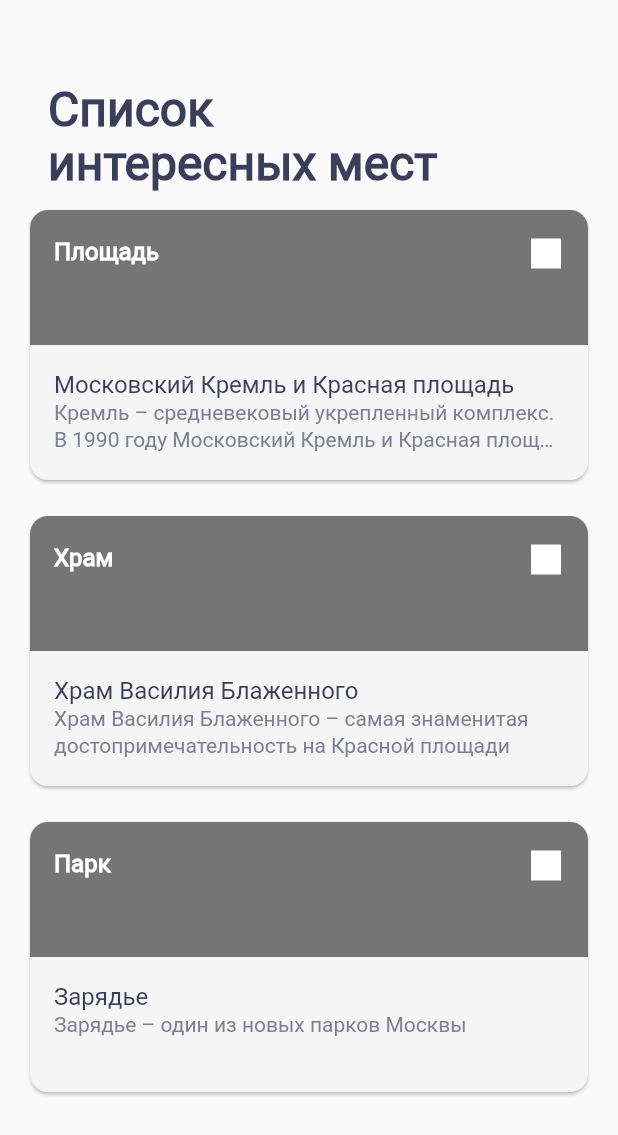
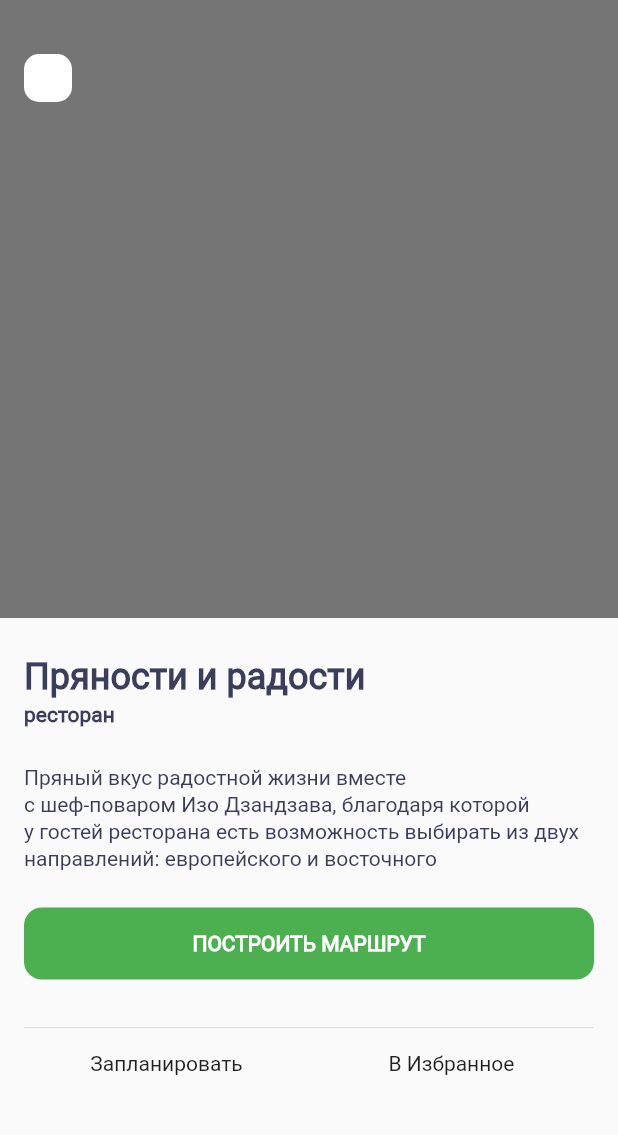
Before and after one commit to skillbox-koutja/surf-flutter-course-kutyakin, a Flutter app: the screen it shows after launch, on a phone screen of 412 x 824 dp. Shown: the top 1135 px of the screen. Run offline on Flutter 3.47's test engine with Material 2 defaults, Android fonts, the phone set to English and light mode, and no system bars.

Commit message:
4.6.3 Верстка экрана детализации интересного места

```diff
--- a/lib/main.dart
+++ b/lib/main.dart
@@ -1,5 +1,7 @@
 import 'package:flutter/material.dart';
+import 'package:places/ui/screen/sight_details.dart';
 import 'package:places/ui/screen/sight_list_screen.dart';
+import 'package:places/mocks.dart';
 
 void main() {
   runApp(const App());
@@ -10,9 +12,10 @@ class App extends StatelessWidget {
 
   @override
   Widget build(BuildContext context) {
-    return const MaterialApp(
+    return MaterialApp(
       title: 'Places',
-      home: SightListScreen(),
+      // home: SightListScreen(),
+      home: SightDetails(sight: restaurant),
     );
   }
 }
--- a/lib/mocks.dart
+++ b/lib/mocks.dart
@@ -1,4 +1,13 @@
 import 'package:places/domain/sight.dart';
+
+final restaurant = Sight(
+  name: 'Пряности и радости',
+  coordinates: MapCoordinates(lat: 0.04, long: 0.04),
+  imageUrl: 'https://24warez.ru/uploads/posts/050318/221314/2.jpg',
+  details:
+      'Пряный вкус радостной жизни вместе\nс\u{00A0}шеф-поваром Изо Дзандзава, благодаря которой у\u{00A0}гостей ресторана есть возможность выбирать из\u{00A0}двух направлений: европейского и\u{00A0}восточного',
+  type: 'ресторан',
+);
 
 final List<Sight> sights = [
   Sight(
@@ -7,7 +16,7 @@ final List<Sight> sights = [
     imageUrl: 'https://www.guideoftheworld.com/wp-content/uploads/map/st_basil_red_square_moscow.jpg',
     details:
         'Кремль – средневековый укрепленный комплекс. В 1990 году Московский Кремль и Красная площадь вошли в список Всемирного наследия ЮНЕСКО',
-    type: 'Площадь',
+    type: 'площадь',
   ),
   Sight(
     name: 'Храм Василия Блаженного',
@@ -15,13 +24,14 @@ final List<Sight> sights = [
     imageUrl:
         'https://kartinkin.net/pics/uploads/posts/2022-08/1660314555_62-kartinkin-net-p-khram-vasiliya-blazhennogo-moskva-krasivo-66.jpg',
     details: 'Храм Василия Блаженного – самая знаменитая достопримечательность на Красной площади',
-    type: 'Храм',
+    type: 'храм',
   ),
   Sight(
     name: 'Зарядье',
     coordinates: MapCoordinates(lat: 0.03, long: 0.03),
     imageUrl: 'https://24warez.ru/uploads/posts/050318/221314/2.jpg',
     details: 'Зарядье – один из новых парков Москвы',
-    type: 'Парк',
+    type: 'парк',
   ),
+  restaurant
 ];
--- /dev/null
+++ b/lib/ui/screen/sight_details.dart
@@ -0,0 +1,125 @@
+import 'package:flutter/material.dart';
+import 'package:places/domain/sight.dart';
+
+class SightDetails extends StatefulWidget {
+  final Sight sight;
+
+  const SightDetails({required this.sight, Key? key}) : super(key: key);
+
+  @override
+  State<SightDetails> createState() => _SightDetailsState();
+}
+
+class _SightDetailsState extends State<SightDetails> {
+  @override
+  Widget build(BuildContext context) {
+    return Scaffold(
+      body: Column(
+        children: [
+          Expanded(
+            child: DecoratedBox(
+              decoration: BoxDecoration(
+                color: Colors.grey.shade600,
+              ),
+              child: SizedBox.expand(
+                child: Stack(children: [
+                  Positioned(
+                    top: 36,
+                    left: 16,
+                    child: SizedBox(
+                      height: 32,
+                      width: 32,
+                      child: Container(
+                        decoration: BoxDecoration(
+                          color: Colors.white,
+                          borderRadius: BorderRadius.circular(10.0),
+                        ),
+                      ),
+                    ),
+                  ),
+                ]),
+              ),
+            ),
+          ),
+          Expanded(
+            child: Padding(
+              padding: const EdgeInsets.symmetric(vertical: 24, horizontal: 16),
+              child: Column(
+                crossAxisAlignment: CrossAxisAlignment.start,
+                children: [
+                  Text(
+                    widget.sight.name,
+                    style: const TextStyle(
+                      color: Color(0xFF3B3E5B),
+                      fontSize: 24.0,
+                      height: 1.2,
+                      fontFamily: 'Roboto',
+                      fontWeight: FontWeight.w700,
+                    ),
+                  ),
+                  SizedBox(height: 2),
+                  Text(
+                    widget.sight.type,
+                    style: const TextStyle(
+                      color: Color(0xFF3B3E5B),
+                      fontSize: 14.0,
+                      height: 1.29,
+                      fontFamily: 'Roboto',
+                      fontWeight: FontWeight.w700,
+                    ),
+                  ),
+                  SizedBox(height: 24),
+                  Text(
+                    widget.sight.details,
+                    style: const TextStyle(
+                      color: Color(0xFF3B3E5B),
+                      fontSize: 14.0,
+                      height: 1.29,
+                      fontFamily: 'Roboto',
+                      fontWeight: FontWeight.w400,
+                    ),
+                  ),
+                  Padding(
+                    padding: const EdgeInsets.symmetric(vertical: 24),
+                    child: Container(
+                      decoration: BoxDecoration(
+                        color: Color(0xFF4CAF50),
+                        borderRadius: BorderRadius.circular(12.0),
+                      ),
+                      child: SizedBox(
+                        height: 48,
+                        child: Center(
+                          child: Text(
+                            'ПОСТРОИТЬ МАРШРУТ',
+                            style: TextStyle(
+                              color: Colors.white,
+                              fontSize: 14.0,
+                              height: 1.29,
+                              fontFamily: 'Roboto',
+                              fontWeight: FontWeight.w700,
+                            ),
+                          ),
+                        ),
+                      ),
+                    ),
+                  ),
+                  const Padding(
+                    padding: EdgeInsets.only(bottom: 8),
+                    child: Divider(),
+                  ),
+                  Row(
+                    mainAxisAlignment: MainAxisAlignment.spaceBetween,
+                    children: const [
+                      Expanded(child: Center(child: Text('Запланировать'))),
+                      Expanded(child: Center(child: Text('В Избранное'))),
+                    ],
+                  ),
+                ],
+              ),
+            ),
+          ),
+        ],
+      ),
+    );
+  }
+}
--- a/lib/ui/screen/sight_list_screen.dart
+++ b/lib/ui/screen/sight_list_screen.dart
@@ -17,10 +17,10 @@ class _SightListScreenState extends State<SightListScreen> {
         backgroundColor: Theme.of(context).scaffoldBackgroundColor,
         elevation: 0,
         toolbarHeight: 72 + 64,
-        title: Align(
+        title: const Align(
           alignment: Alignment.topLeft,
           child: Padding(
-            padding: const EdgeInsets.fromLTRB(16, 64, 16, 16),
+            padding: EdgeInsets.fromLTRB(16, 64, 16, 16),
             child: SizedBox(
               height: 72,
               child: Text(
```
